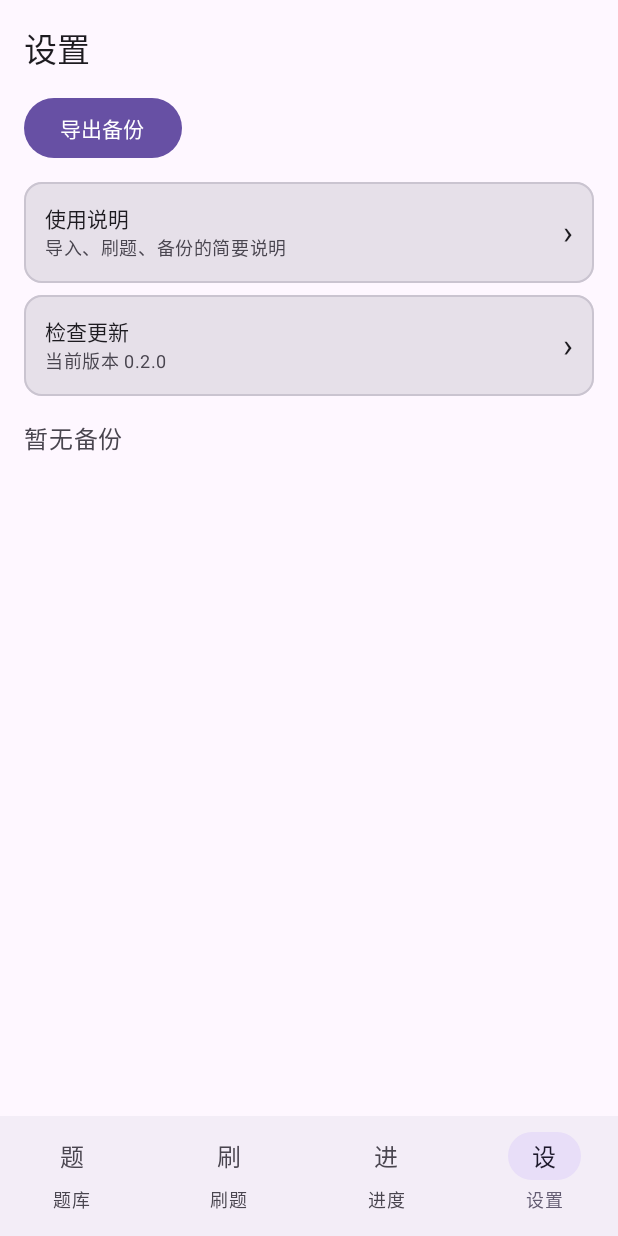
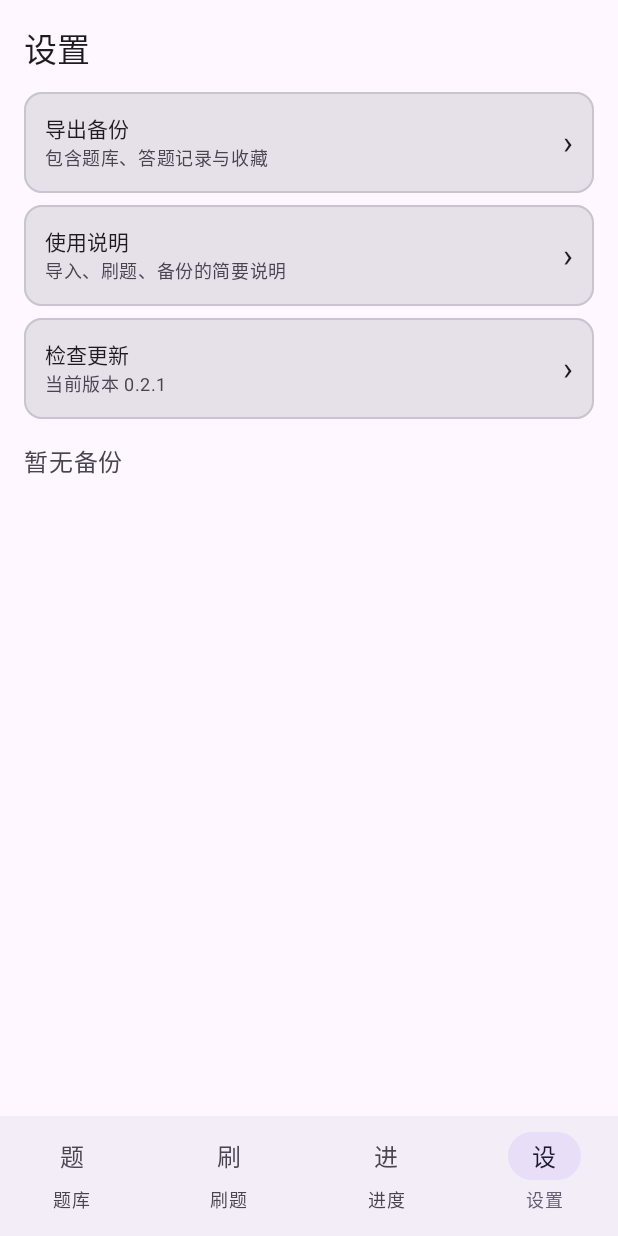
Before and after one commit to losseeer/shuaTI, an Android app built with Jetpack Compose: the screen it shows after launch (MainActivity), item 4 of the bottom bar chosen, on a phone screen of 412 x 824 dp. Run offline under Robolectric (Android 15) with nearby library versions, the phone set to English and light mode, and no system bars; our stand-ins replace Room's generated code.

Commit message:
feat: 设置页导出备份改为列表项，版本升至 0.2.1

```diff
--- a/app/build.gradle.kts
+++ b/app/build.gradle.kts
@@ -25,8 +25,8 @@ android {
         applicationId = "com.shua.ti"
         minSdk = 26
         targetSdk = 35
-        versionCode = 5
-        versionName = "0.2.0"
+        versionCode = 6
+        versionName = "0.2.1"
         testInstrumentationRunner = "androidx.test.runner.AndroidJUnitRunner"
     }
 
--- a/app/src/main/java/com/shua/ti/ui/App.kt
+++ b/app/src/main/java/com/shua/ti/ui/App.kt
@@ -838,8 +838,29 @@ private fun SettingsScreen(
     Column(modifier = Modifier.fillMaxSize().padding(16.dp)) {
         Text("设置", style = MaterialTheme.typography.titleLarge)
         Spacer(Modifier.height(12.dp))
-        Button(onClick = onExport) { Text("导出备份") }
-        Spacer(Modifier.height(12.dp))
+        Card(
+            modifier = Modifier
+                .fillMaxWidth()
+                .clickable { onExport() },
+            border = BorderStroke(1.dp, MaterialTheme.colorScheme.outlineVariant),
+        ) {
+            Row(
+                modifier = Modifier.fillMaxWidth().padding(14.dp),
+                horizontalArrangement = Arrangement.SpaceBetween,
+                verticalAlignment = Alignment.CenterVertically,
+            ) {
+                Column {
+                    Text("导出备份", style = MaterialTheme.typography.titleSmall)
+                    Text(
+                        "包含题库、答题记录与收藏",
+                        style = MaterialTheme.typography.bodySmall,
+                        color = MaterialTheme.colorScheme.onSurfaceVariant,
+                    )
+                }
+                Text("›", style = MaterialTheme.typography.titleLarge)
+            }
+        }
+        Spacer(Modifier.height(8.dp))
         Card(
             modifier = Modifier
                 .fillMaxWidth()
```
